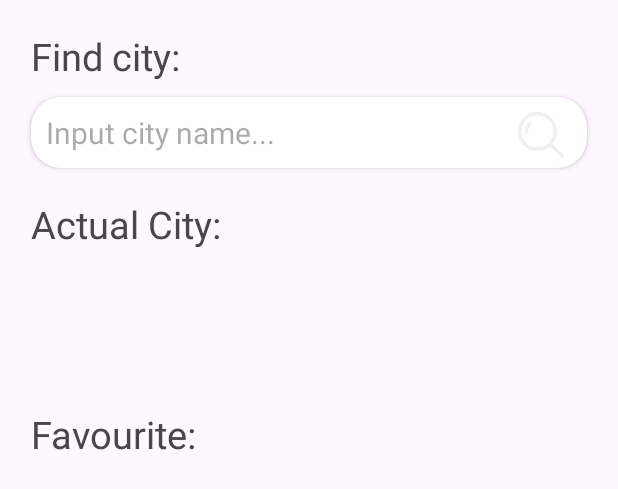
After one commit to SebastianCieslik245787/WeatherApp, an Android app: the layout find_city.xml on its own in the app's theme, with its tools: preview values and no code run, on a phone screen of 412 x 824 dp. The commit adds this screen. Shown: the top 489 px of the screen. Run offline under Robolectric (Android 15) with nearby library versions, the phone set to English and light mode, and no system bars.

Commit message:
[WIP] search city by name and favourite

```diff
--- a/app/src/main/java/com/example/weatherapp/MainActivity.kt
+++ b/app/src/main/java/com/example/weatherapp/MainActivity.kt
@@ -29,6 +29,7 @@ class MainActivity : AppCompatActivity(), IFragmentLoadListener {
         loadingSpinner = findViewById(R.id.loadingSpinner)
 
         buttonForecast.setOnClickListener { replaceFragment(WeatherFragment()) }
+        buttonFindCity.setOnClickListener { replaceFragment(FindCityFragment()) }
 
         buttonSettings.setOnClickListener { replaceFragment(SettingsFragment()) }
     }
--- a/app/src/main/java/com/example/weatherapp/SettingsFragment.kt
+++ b/app/src/main/java/com/example/weatherapp/SettingsFragment.kt
@@ -47,6 +47,7 @@ class SettingsFragment : Fragment(), IFragment {
         val sharedPref = requireActivity().getSharedPreferences("settings", AppCompatActivity.MODE_PRIVATE)
         val savedUnit = sharedPref.getString("unit_preference", "metric")
         val spinnerPosition = adapter.getPosition(savedUnit)
+
         unitSpinner.setSelection(spinnerPosition)
 
         unitSpinner.onItemSelectedListener = object : AdapterView.OnItemSelectedListener {
--- /dev/null
+++ b/app/src/main/res/layout/find_city.xml
@@ -0,0 +1,115 @@
+<?xml version="1.0" encoding="utf-8"?>
+<androidx.constraintlayout.widget.ConstraintLayout xmlns:android="http://schemas.android.com/apk/res/android"
+    xmlns:tools="http://schemas.android.com/tools"
+    android:layout_width="match_parent"
+    android:layout_height="match_parent"
+    xmlns:app="http://schemas.android.com/apk/res-auto">
+
+    <TextView
+        android:id="@+id/findCityLabel"
+        android:layout_width="0dp"
+        android:layout_height="wrap_content"
+        app:layout_constraintTop_toTopOf="parent"
+        app:layout_constraintStart_toStartOf="parent"
+        app:layout_constraintEnd_toEndOf="parent"
+        app:layout_constraintWidth_percent="0.9"
+        android:layout_marginTop="20dp"
+        android:textSize="25sp"
+        android:text="@string/find_city_label"
+        />
+
+    <AutoCompleteTextView
+        android:id="@+id/findCity"
+        android:layout_width="0dp"
+        android:layout_height="wrap_content"
+        android:hint="@string/input_city_name_placeholder"
+        android:inputType="text"
+        app:layout_constraintWidth_percent="0.9"
+        app:layout_constraintHeight_percent="0.08"
+        app:layout_constraintTop_toBottomOf="@id/findCityLabel"
+        app:layout_constraintStart_toStartOf="parent"
+        app:layout_constraintEnd_toEndOf="parent"
+        android:background="@drawable/rounded_background"
+        android:layout_marginTop="10dp"
+        android:padding="10dp"
+        android:paddingEnd="50dp"
+        android:elevation="2dp"
+        android:textSize="20sp"
+        tools:ignore="RtlSymmetry" />
+
+    <ImageButton
+        android:id="@+id/findCityButton"
+        android:layout_width="0dp"
+        android:layout_height="50dp"
+        android:contentDescription="@string/find_city"
+        app:layout_constraintTop_toTopOf="@id/findCity"
+        app:layout_constraintEnd_toEndOf="@id/findCity"
+        app:layout_constraintWidth_percent="0.1"
+        android:scaleType="centerInside"
+        android:layout_marginEnd="10dp"
+        android:src="@drawable/search"
+        android:padding="5dp"
+        android:elevation="3dp"
+        android:background="@color/transparent"
+        />
+
+    <TextView
+        android:id="@+id/activeCityLabel"
+        android:layout_width="0dp"
+        android:layout_height="wrap_content"
+        app:layout_constraintTop_toBottomOf="@id/findCity"
+        app:layout_constraintStart_toStartOf="parent"
+        app:layout_constraintEnd_toEndOf="parent"
+        app:layout_constraintWidth_percent="0.9"
+        android:layout_marginTop="20dp"
+        android:textSize="25sp"
+        android:text="@string/actual_city_label"
+        />
+
+    <LinearLayout
+        android:id="@+id/actualCity"
+        android:layout_width="0dp"
+        android:layout_height="75dp"
+        android:orientation="horizontal"
+        app:layout_constraintWidth_percent="0.9"
+        app:layout_constraintTop_toBottomOf="@id/activeCityLabel"
+        app:layout_constraintStart_toStartOf="parent"
+        app:layout_constraintEnd_toEndOf="parent"
+        android:layout_marginTop="10dp"
+        />
+
+    <TextView
+        android:id="@+id/favouriteLabel"
+        android:layout_width="0dp"
+        android:layout_height="wrap_content"
+        app:layout_constraintTop_toBottomOf="@id/actualCity"
+        app:layout_constraintStart_toStartOf="parent"
+        app:layout_constraintEnd_toEndOf="parent"
+        app:layout_constraintWidth_percent="0.9"
+        android:layout_marginTop="20dp"
+        android:textSize="25sp"
+        android:text="@string/favourite_label"
+        />
+
+
+    <ScrollView
+        android:layout_width="0dp"
+        android:layout_height="0dp"
+        app:layout_constraintWidth_percent="0.9"
+        app:layout_constraintHeight_percent="0.6"
+        app:layout_constraintTop_toBottomOf="@id/favouriteLabel"
+        android:layout_marginTop="10dp"
+        android:layout_marginBottom="50dp"
+        app:layout_constraintStart_toStartOf="parent"
+        app:layout_constraintEnd_toEndOf="parent"
+        >
+        <LinearLayout
+            android:id="@+id/favourite"
+            android:layout_width="match_parent"
+            android:layout_height="wrap_content"
+            android:orientation="vertical"
+            />
+
+    </ScrollView>
+
+</androidx.constraintlayout.widget.ConstraintLayout>
--- a/app/src/main/res/values/strings.xml
+++ b/app/src/main/res/values/strings.xml
@@ -18,6 +18,12 @@
     <string name="settingsLabel">Settings</string>
     <string name="select_unit_label">Select Unit:</string>
     <string name="empty_data">No Data to show</string>
+    <string name="input_city_name_placeholder">Input city name...</string>
+    <string name="find_city_label">Find city:</string>
+    <string name="favourite">favourite</string>
+    <string name="favourite_label">Favourite:</string>
+    <string name="actual_city_label">Actual City:</string>
+    <string name="find_city">Find City</string>
     <string-array name="units_array">
         <item>Standard</item>
         <item>Imperial</item>
```
Also changed, not shown: app/src/main/assets/city.json (added, +260 -0 lines), app/src/main/java/com/example/weatherapp/City.kt (+15 -4 lines), app/src/main/java/com/example/weatherapp/FindCityFragment.kt (+105 -1 lines), app/src/main/java/com/example/weatherapp/FutureWeatherForecast.kt (+12 -7 lines), app/src/main/java/com/example/weatherapp/WeatherFragment.kt (+23 -7 lines), app/src/main/res/layout/favourite_item.xml (added, +43 -0 lines).
